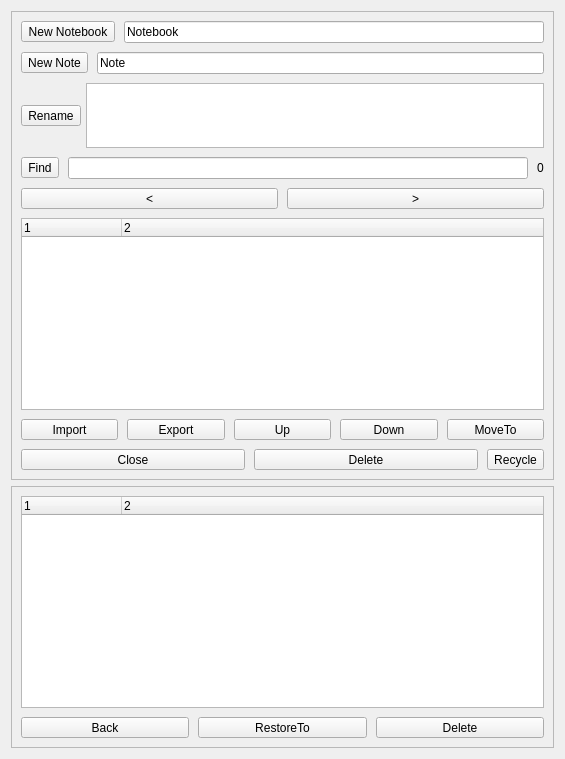
Before: the Qt Designer form src/Notes/NotesList.ui in ic005k/Knot-Legacy, drawn with Qt 5.
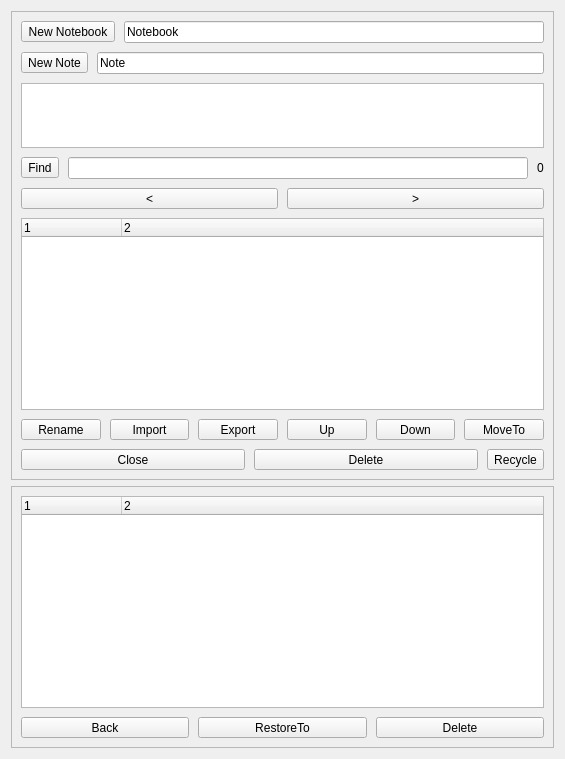
After: the same form once the commit is applied. Icons and pictures are not drawn.

Commit message: Redesigned notes.

Patch:
```diff
--- a/src/Notes/NotesList.ui
+++ b/src/Notes/NotesList.ui
@@ -108,25 +108,6 @@
         <property name="spacing">
          <number>5</number>
         </property>
-        <item>
-         <widget class="QToolButton" name="btnRename">
-          <property name="sizePolicy">
-           <sizepolicy hsizetype="Preferred" vsizetype="Fixed">
-            <horstretch>0</horstretch>
-            <verstretch>0</verstretch>
-           </sizepolicy>
-          </property>
-          <property name="toolTip">
-           <string>Ctrl + R</string>
-          </property>
-          <property name="text">
-           <string>Rename</string>
-          </property>
-          <property name="shortcut">
-           <string>Ctrl+R</string>
-          </property>
-         </widget>
-        </item>
         <item>
          <widget class="QTextEdit" name="editName">
           <property name="minimumSize">
@@ -231,6 +212,25 @@
         <property name="spacing">
          <number>9</number>
         </property>
+        <item>
+         <widget class="QToolButton" name="btnRename">
+          <property name="sizePolicy">
+           <sizepolicy hsizetype="Preferred" vsizetype="Fixed">
+            <horstretch>0</horstretch>
+            <verstretch>0</verstretch>
+           </sizepolicy>
+          </property>
+          <property name="toolTip">
+           <string>Ctrl + R</string>
+          </property>
+          <property name="text">
+           <string>Rename</string>
+          </property>
+          <property name="shortcut">
+           <string>Ctrl+R</string>
+          </property>
+         </widget>
+        </item>
         <item>
          <widget class="QToolButton" name="btnImport">
           <property name="sizePolicy">
```
The commit also changes 9 other files.
